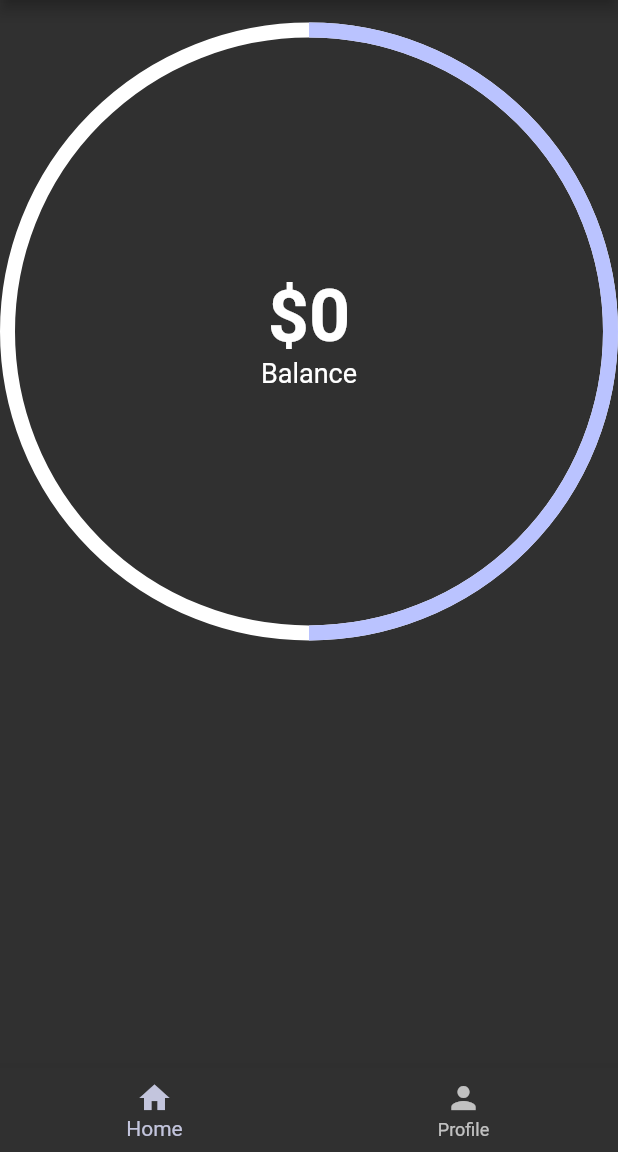
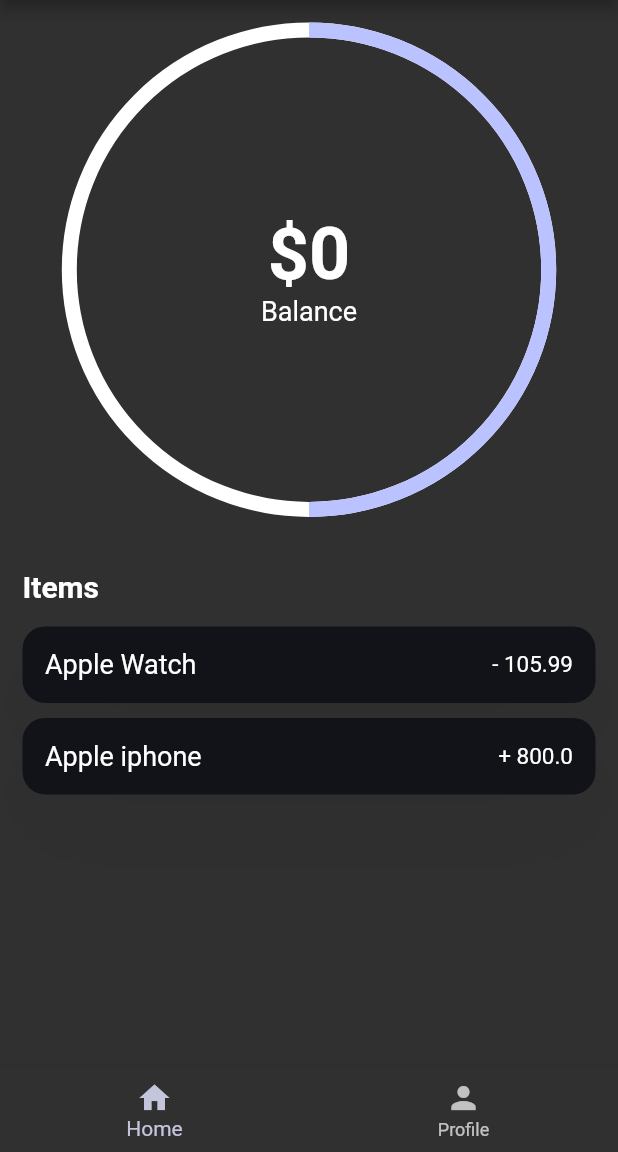
Before and after one commit to Dera-codes/Budget_Tracker_App, a Flutter app: the screen it shows after launch, on a phone screen of 412 x 824 dp, the part 84-1236 px from its top. Run offline on Flutter 3.47's test engine with Material 2 defaults, Android fonts, the phone set to English and light mode, and no system bars; drawn by our look-alikes of percent_indicator.

Commit message:
app update

```diff
--- a/lib/pages/home_page.dart
+++ b/lib/pages/home_page.dart
@@ -1,5 +1,6 @@
 // ignore_for_file: prefer_const_constructors
 
+import 'package:budget_tracker/widgets/transaction_class.dart';
 import 'package:flutter/foundation.dart';
 import 'package:flutter/material.dart';
 import 'package:percent_indicator/circular_percent_indicator.dart';
@@ -20,7 +21,7 @@ class HomePage extends StatelessWidget {
             Align(
               alignment: Alignment.center,
               child: CircularPercentIndicator(
-                radius: screenSize.width / 2,
+                radius: screenSize.width / 2.5,
                 lineWidth: 10,
                 percent: 0.5,
                 backgroundColor: Colors.white,
@@ -43,6 +44,26 @@ class HomePage extends StatelessWidget {
                 progressColor: Theme.of(context).colorScheme.primary,
               ),
             ),
+            const SizedBox(
+              height: 35,
+            ),
+            const Text(
+              'Items',
+              style: TextStyle(fontSize: 20, fontWeight: FontWeight.bold),
+            ),
+            const SizedBox(
+              height: 10,
+            ),
+            const TransactionCard(
+              text: "Apple Watch",
+              amount: 105.99,
+              isExpense: true,
+            ),
+            const TransactionCard(
+              text: "Apple iphone",
+              amount: 800,
+              isExpense: false,
+            ),
           ],
         ),
       ),
--- /dev/null
+++ b/lib/widgets/transaction_class.dart
@@ -0,0 +1,51 @@
+import 'package:flutter/material.dart';
+
+class TransactionCard extends StatelessWidget {
+  final String text;
+  final double amount;
+  final bool isExpense;
+  const TransactionCard(
+      {required this.amount,
+      required this.text,
+      required this.isExpense,
+      super.key});
+
+  @override
+  Widget build(BuildContext context) {
+    return Padding(
+      padding: const EdgeInsets.only(bottom: 5.0, top: 5.0),
+      child: Container(
+        decoration: BoxDecoration(
+          color: Theme.of(context).colorScheme.background,
+          borderRadius: BorderRadius.circular(15.0),
+          boxShadow: [
+            BoxShadow(
+              color: Colors.black.withOpacity(.05),
+              offset: const Offset(0, 25),
+              blurRadius: 50,
+            )
+          ],
+        ),
+        padding: const EdgeInsets.all(15.0),
+        width: MediaQuery.of(context).size.width,
+        child: Row(
+          children: [
+            Text(
+              text,
+              style: TextStyle(
+                fontSize: 18,
+              ),
+            ),
+            const Spacer(),
+            Text(
+              (!isExpense ? "+ " : "- ") + amount.toString(),
+              style: TextStyle(
+                fontSize: 15,
+              ),
+            )
+          ],
+        ),
+      ),
+    );
+  }
+}
```
